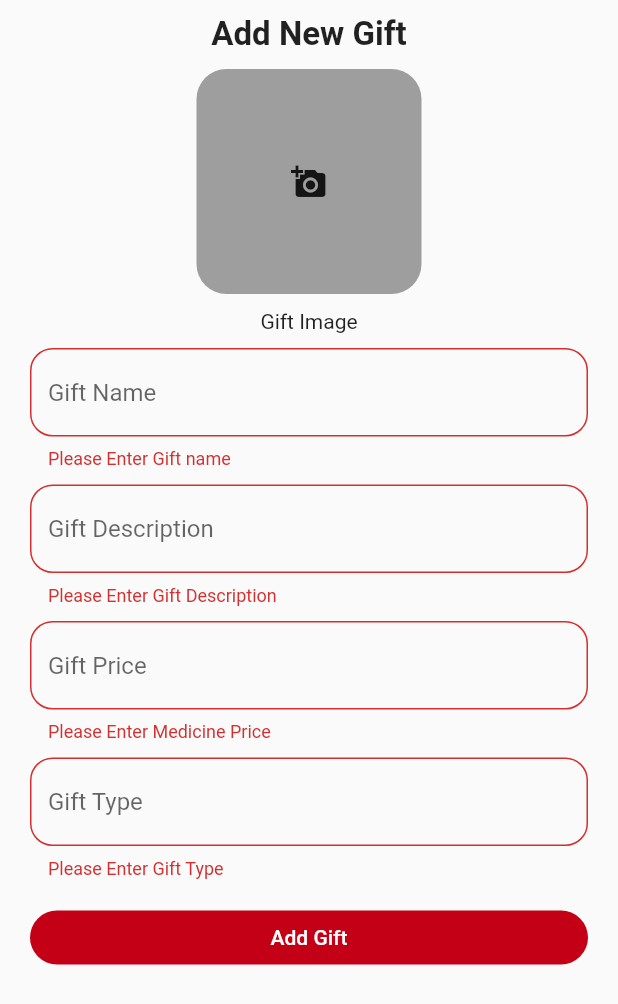
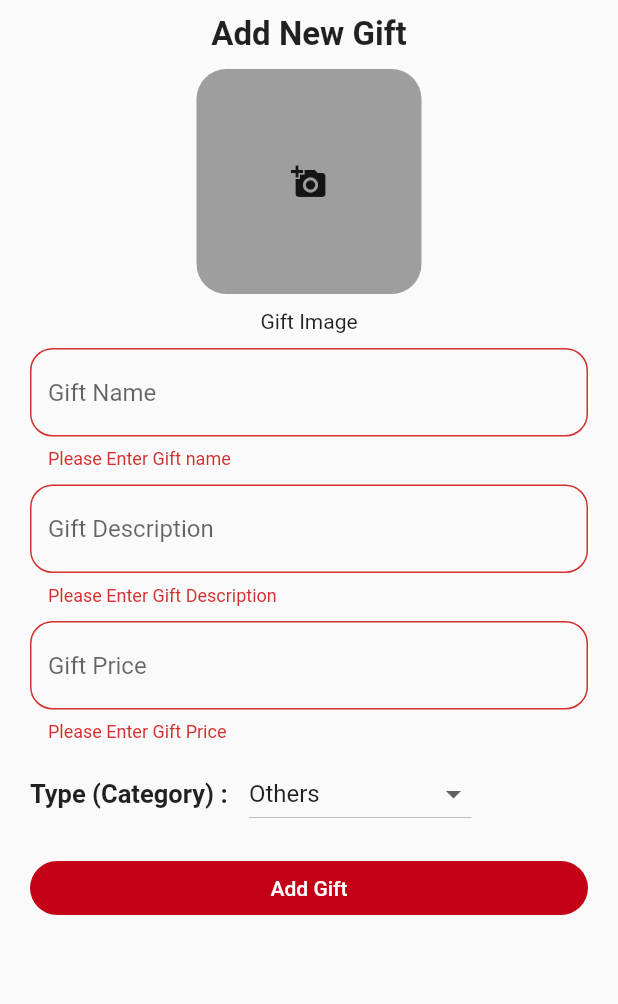
Before and after one commit to Fouad187/Gifty_App, a Flutter app: the AddGiftTap screen opened directly, after a tap on "Add Gift", on a phone screen of 412 x 824 dp. Shown: the top 1004 px of the screen. Run offline on Flutter 3.47's test engine with Material 2 defaults, Android fonts, the phone set to English and light mode, and no system bars; drawn by our look-alikes of modal_progress_hud_nsn; our stand-ins replace cloud_firestore, firebase_auth, firebase_core, firebase_storage, flutter_multi_formatter, flutter_svg and 2 more; accounts and stored records are empty.

Commit message:
New Updates

```diff
--- a/lib/Models/user.dart
+++ b/lib/Models/user.dart
@@ -3,8 +3,9 @@ class UserModel {
   late String name;
   late String email;
   late String type;
+  late String phone;
   UserModel(
-      {required this.id, required this.name, required this.email , required this.type});
+      {required this.id, required this.name, required this.email , required this.type , required this.phone});
 
   UserModel.fromJson(Map <String, dynamic> map)
   {
@@ -16,6 +17,7 @@ class UserModel {
       name = map['name'];
       email = map['email'];
       type = map['type'];
+      phone =map['phone'];
     }
   }
 
@@ -26,6 +28,7 @@ class UserModel {
       'name' : name,
       'email' : email,
       'type' : type,
+      'phone':phone,
     };
   }
 
--- a/lib/Providers/cart.dart
+++ b/lib/Providers/cart.dart
@@ -6,6 +6,7 @@ class Cart extends ChangeNotifier {
 
   List<Gift> gifts=[];
   Gift? myGift;
+  int numberOfProducts=0;
 
   setMyCustomGift(Gift gift)
   {
@@ -21,6 +22,16 @@ class Cart extends ChangeNotifier {
   deleteFromCart({required Gift gift})
   {
     gifts.remove(gift);
+    notifyListeners();
+  }
+  updateNumberOfProducts(int number)
+  {
+    numberOfProducts=numberOfProducts+number;
+    notifyListeners();
+  }
+  removeCart()
+  {
+    numberOfProducts=0;
     notifyListeners();
   }
 
--- a/lib/Screens/Admin/Taps/add_gift_tap.dart
+++ b/lib/Screens/Admin/Taps/add_gift_tap.dart
@@ -1,5 +1,6 @@
 import 'dart:io';
 
+import 'package:flutter/cupertino.dart';
 import 'package:flutter/material.dart';
 import 'package:gifty/Providers/modal_hud.dart';
 import 'package:gifty/Services/admin_services.dart';
@@ -21,6 +22,7 @@ class _AddGiftTapState extends State<AddGiftTap> {
   final GlobalKey<FormState> _globalKey = GlobalKey<FormState>();
   final _scaffoldKey = GlobalKey<ScaffoldState>();
   String? name ,description,price,type;
+  String selectedType='Others';
   AdminServices adminServices=AdminServices();
   File? _pickedimage;
   final ImagePicker _picker=ImagePicker();
@@ -114,12 +116,12 @@ class _AddGiftTapState extends State<AddGiftTap> {
                       decoration: InputDecoration(
                         hintText: 'Gift Price',
                         border: OutlineInputBorder(borderRadius: BorderRadius.circular(15) ,),
-
                       ),
-                      validator: (value){
+                        keyboardType: TextInputType.number,
+                        validator: (value){
                         if(value!.isEmpty)
                         {
-                          return  'Please Enter Medicine Price';
+                          return  'Please Enter Gift Price';
                         }
                       },
                       onChanged: (value)
@@ -130,24 +132,16 @@ class _AddGiftTapState extends State<AddGiftTap> {
                       },
                     ),
                     const SizedBox(height: 10,),
-                    TextFormField(
-                      decoration: InputDecoration(
-                        hintText: 'Gift Type',
-                        border: OutlineInputBorder(borderRadius: BorderRadius.circular(15) ,),
-
-                      ),
-                      validator: (value){
-                        if(value!.isEmpty)
-                        {
-                          return  'Please Enter Gift Type';
-                        }
-                      },
-                      onChanged: (value)
-                      {
-                        setState(() {
-                          type=value;
-                        });
-                      },
+                    Row(
+                      children: [
+                        const Text('Type (Category) : ' , style: TextStyle(fontSize: 17 , fontWeight: FontWeight.bold),),
+                        const SizedBox(width: 10,),
+                        DropdownButton(items: getitem(categories), value:selectedType, onChanged: (dynamic value){
+                          setState(() {
+                            selectedType=value;
+                          });
+                        }),
+                      ],
                     ),
                     const SizedBox(height: 15,),
 
@@ -173,7 +167,7 @@ class _AddGiftTapState extends State<AddGiftTap> {
                                 description: description!,
                                 name: name!,
                                 price: price!,
-                                type: type!,
+                                type: selectedType,
                                 context: context,
                               ).then((value) {
                                 Navigator.pushReplacementNamed(context, AdminHomeScreen.id);
--- a/lib/Screens/User/gift_description.dart
+++ b/lib/Screens/User/gift_description.dart
@@ -59,7 +59,7 @@ class _GiftDescriptionState extends State<GiftDescriptionScreen> {
                         borderRadius: BorderRadius.circular(8.5),
                         color: Colors.green,
                       ),
-                      child: Center(child: Text('${Provider.of<Cart>(context).gifts.length}' , style: const TextStyle(color: Colors.white),)),
+                      child: Center(child: Text('${Provider.of<Cart>(context).numberOfProducts}' , style: const TextStyle(color: Colors.white),)),
                     ),
                   ),
                 ],
@@ -217,6 +217,7 @@ class _GiftDescriptionState extends State<GiftDescriptionScreen> {
                         widget.gift.quantity=count;
                         widget.gift.totalPrice=count*(double.parse(widget.gift.price));
                         instance.addToCart(gift: widget.gift);
+                        instance.updateNumberOfProducts(widget.gift.quantity!);
                         Fluttertoast.showToast(msg: 'item added successfully');
                       },
                       shape: RoundedRectangleBorder(
--- a/lib/Screens/User/payment_screen.dart
+++ b/lib/Screens/User/payment_screen.dart
@@ -304,6 +304,7 @@ class _PaymentScreenState extends State<PaymentScreen> {
                               );
                               await UserService.makeOrder(order: order).then((value) {
                                 cart.clear();
+                                cart.removeCart();
                                 instance.changeIsLoading(false);
                                 Provider.of<BottomNavigation>(context,listen: false).navigate(index: 0);
                                 Navigator.pushNamedAndRemoveUntil(context, UserHomeScreen.id, (route) => false);
--- a/lib/Services/auth_services.dart
+++ b/lib/Services/auth_services.dart
@@ -25,6 +25,7 @@ class Auth
           id: value.user!.uid,
           name: (value2)['name'],
           type: (value2)['type'],
+          phone: (value2)['phone'],
         );
        final instance = Provider.of<ModalHud>(context, listen: false);
         if(type=='User')
@@ -42,7 +43,7 @@ class Auth
       });
     });
   }
-  Future<void> createAccount({required String name, required String email ,required String password,context}) async
+  Future<void> createAccount({required String name, required String email ,required String password , required String phone,context}) async
   {
 
     await _auth.createUserWithEmailAndPassword(email: email, password: password).then((user) async {
@@ -51,6 +52,7 @@ class Auth
         name: name,
         email: email,
         type: 'User',
+        phone: phone,
       );
       await Adduserdata(userModel);
       Provider.of<UserData>(context , listen: false).setUser(userModel);
--- a/lib/Util/constant.dart
+++ b/lib/Util/constant.dart
@@ -33,7 +33,15 @@ List<String> cities=[
   'Taif',
   'Other',
 ];
-
+List<String> categories=
+[
+  'Flowers',
+  'Chocolate',
+  'Home Decoration',
+  'Accessories',
+  'Perfume',
+  'Others',
+];
 List<DropdownMenuItem> getitem(List<String> list)
 {
   List<DropdownMenuItem> dropdownmenuitem=[];
--- a/lib/Widgets/text_field.dart
+++ b/lib/Widgets/text_field.dart
@@ -15,7 +15,7 @@ class MyTextField extends StatelessWidget {
   TextInputType keyType;
   bool security = false;
   TextEditingController controller;
-  Function validate;
+  final String? Function(String?)? validate;
   @override
   Widget build(BuildContext context) {
     return TextFormField(
@@ -36,9 +36,7 @@ class MyTextField extends StatelessWidget {
           borderRadius: BorderRadius.circular(30.0),
         ),
       ),
-      validator: (value){
-        validate(value);
-      },
+      validator: validate,
     );
   }
 }
```
Also changed, not shown: lib/Screens/Auth/login_screen.dart (+5 -3 lines), lib/Screens/Auth/register_screen.dart (+41 -11 lines), pubspec.lock, 2 other files.
